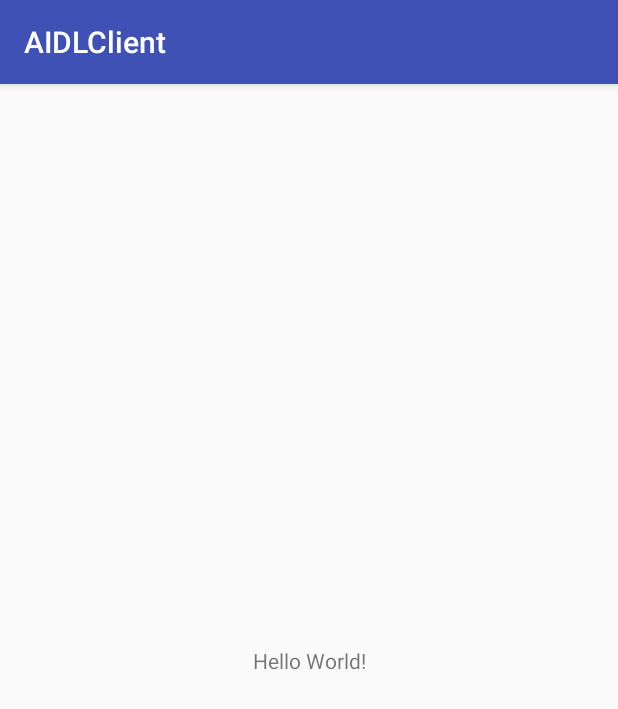
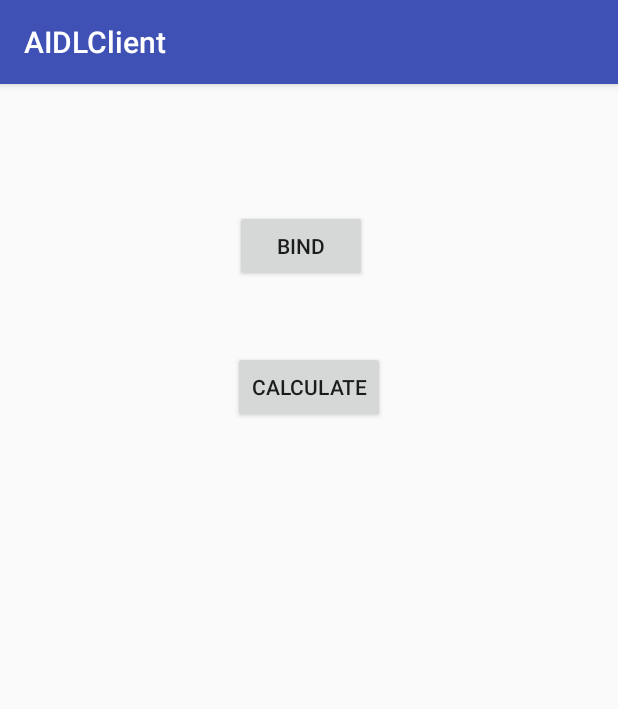
Before and after one commit to CodeKul/android-kotlin-daily-morning-1-3, an Android app: the screen it shows after launch (MainActivity), on a phone screen of 412 x 824 dp. Shown: the top 709 px of the screen. Run offline under Robolectric (Android 15) with nearby library versions, the phone set to English and light mode, and no system bars.

```diff
--- a/aidlclient/src/main/AndroidManifest.xml
+++ b/aidlclient/src/main/AndroidManifest.xml
@@ -1,6 +1,6 @@
 <?xml version="1.0" encoding="utf-8"?>
 <manifest xmlns:android="http://schemas.android.com/apk/res/android"
-    package="com.codekul.aidlclient">
+    package="com.codekul.comman">
 
     <application
         android:allowBackup="true"
@@ -9,7 +9,7 @@
         android:roundIcon="@mipmap/ic_launcher_round"
         android:supportsRtl="true"
         android:theme="@style/AppTheme">
-        <activity android:name=".MainActivity">
+        <activity android:name="com.codekul.comman.MainActivity">
             <intent-filter>
                 <action android:name="android.intent.action.MAIN" />
 
--- a/aidlclient/src/main/res/layout/activity_main.xml
+++ b/aidlclient/src/main/res/layout/activity_main.xml
@@ -4,15 +4,27 @@
     xmlns:tools="http://schemas.android.com/tools"
     android:layout_width="match_parent"
     android:layout_height="match_parent"
-    tools:context="com.codekul.aidlclient.MainActivity">
+    tools:context="com.codekul.comman.MainActivity">
 
-    <TextView
+    <Button
+        android:id="@+id/button"
         android:layout_width="wrap_content"
         android:layout_height="wrap_content"
-        android:text="Hello World!"
-        app:layout_constraintBottom_toBottomOf="parent"
-        app:layout_constraintLeft_toLeftOf="parent"
-        app:layout_constraintRight_toRightOf="parent"
+        android:layout_marginStart="1dp"
+        android:layout_marginTop="84dp"
+        android:onClick="onBindWith"
+        android:text="Bind"
+        app:layout_constraintStart_toStartOf="@+id/button2"
         app:layout_constraintTop_toTopOf="parent" />
 
+    <Button
+        android:id="@+id/button2"
+        android:layout_width="wrap_content"
+        android:layout_height="wrap_content"
+        android:layout_marginTop="46dp"
+        android:onClick="onCalculate"
+        android:text="Calculate"
+        app:layout_constraintEnd_toEndOf="parent"
+        app:layout_constraintStart_toStartOf="parent"
+        app:layout_constraintTop_toBottomOf="@+id/button" />
 </android.support.constraint.ConstraintLayout>
--- a/aidlserver/src/main/java/com/codekul/comman/MyService.kt
+++ b/aidlserver/src/main/java/com/codekul/comman/MyService.kt
@@ -5,7 +5,6 @@ import android.content.Intent
 import android.os.IBinder
 
 class MyService : Service() {
-
 
     private val clc = MyCalc()
 
--- a/app/build.gradle
+++ b/app/build.gradle
@@ -29,6 +29,7 @@ dependencies {
     implementation 'com.android.support:appcompat-v7:26.1.0'
     implementation 'com.android.support.constraint:constraint-layout:1.0.2'
     implementation 'com.android.support:design:26.1.0'
+    implementation 'xyz.luan.geometry:geometry:1.5.4'
     testImplementation 'junit:junit:4.12'
     androidTestImplementation 'com.android.support.test:runner:1.0.1'
     androidTestImplementation 'com.android.support.test.espresso:espresso-core:3.0.1'
```
Also changed, not shown: aidlclient/src/main/java/com/codekul/aidlclient/MainActivity.kt (deleted, +0 -12 lines), aidlclient/src/main/java/com/codekul/comman/MainActivity.kt (added, +71 -0 lines), aidlserver/src/main/AndroidManifest.xml (+6 -1 lines), aidlclient/src/main/aidl/com/codekul/comman/IComman.aidl, 4 other files.
